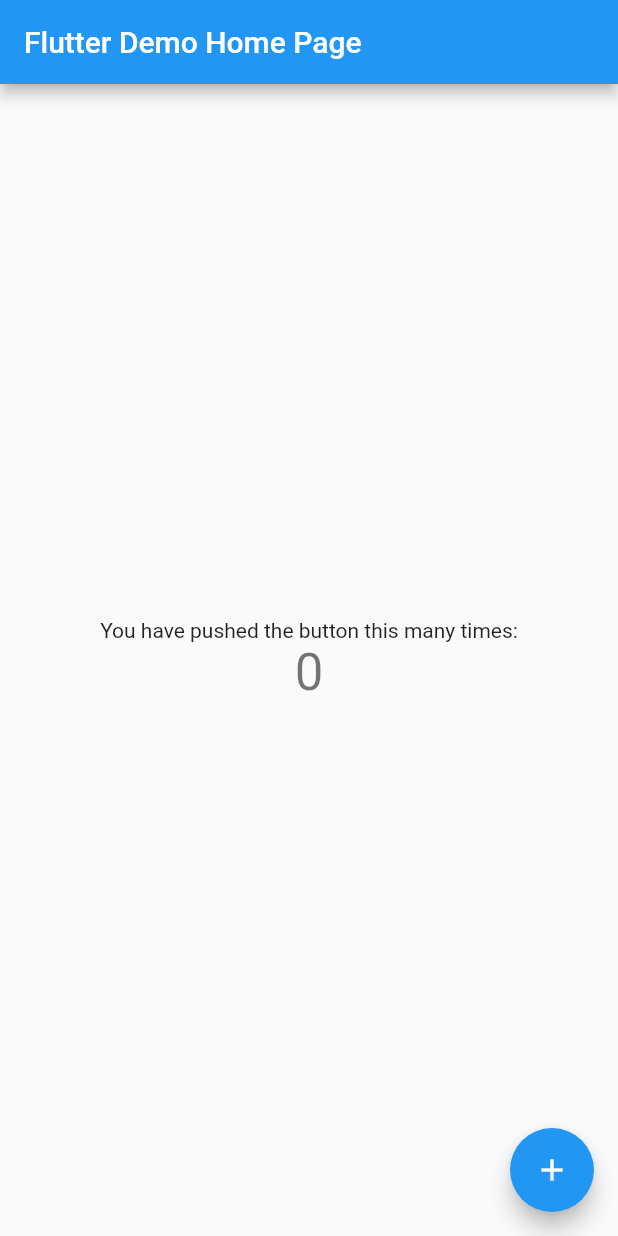
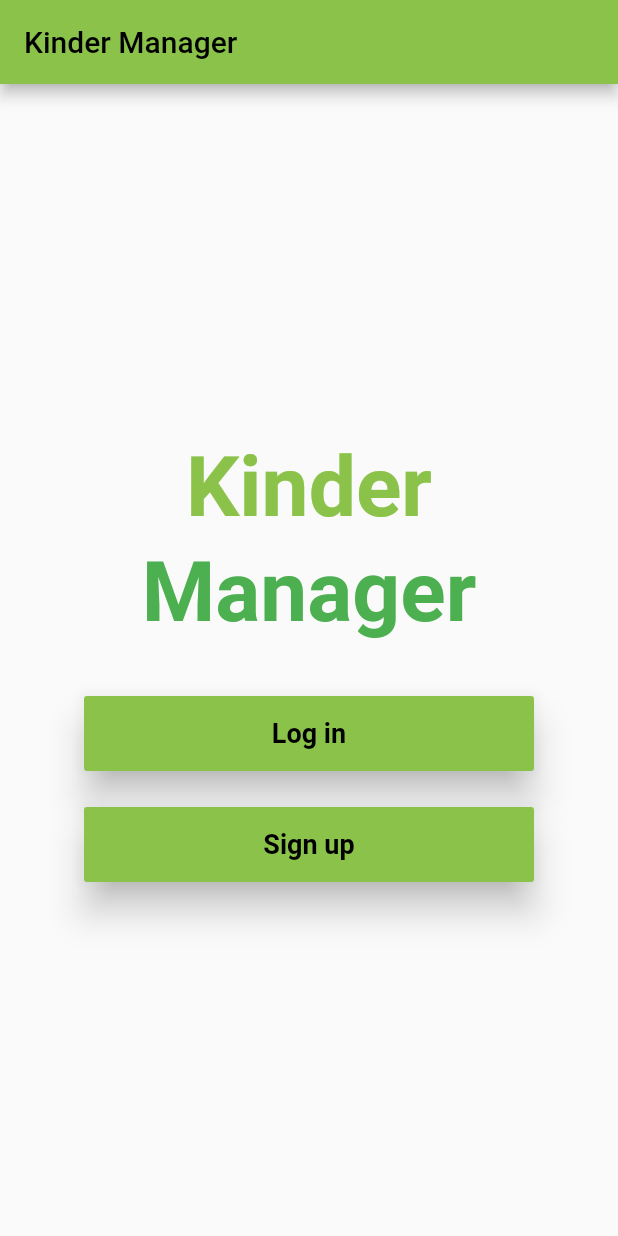
Before and after one commit to alvegs/kinder-manager, a Flutter app: the screen it shows after launch, on a phone screen of 412 x 824 dp. Run offline on Flutter 3.47's test engine with Material 2 defaults, Android fonts, the phone set to English and light mode, and no system bars.

Commit message:
Added landing page to the app

```diff
--- a/lib/application/landing_page.dart
+++ b/lib/application/landing_page.dart
@@ -0,0 +1,65 @@
+import 'package:flutter/material.dart';
+
+import '../common_widgets/custom_raised_button.dart';
+
+class LandingPage extends StatelessWidget {
+  const LandingPage({Key? key}) : super(key: key);
+
+  @override
+  Widget build(BuildContext context) {
+    return Scaffold(
+      appBar: AppBar(
+        title: const Text("Kinder Manager"),
+      ),
+      body: Padding(
+        padding: const EdgeInsets.all(56.0),
+        child: Column(
+          crossAxisAlignment: CrossAxisAlignment.stretch,
+          mainAxisAlignment: MainAxisAlignment.center,
+          children: [
+            const Text(
+              "Kinder",
+              textAlign: TextAlign.center,
+              style: TextStyle(
+                  fontSize: 56,
+                  fontWeight: FontWeight.bold,
+                  color: Colors.lightGreen),
+            ),
+            const SizedBox(height: 4),
+            const Text(
+              "Manager",
+              textAlign: TextAlign.center,
+              style: TextStyle(
+                  fontSize: 56,
+                  fontWeight: FontWeight.bold,
+                  color: Colors.green),
+            ),
+
+            /// todo make logo.
+
+            const SizedBox(
+              height: 36,
+            ),
+            CustomRaisedButton(
+                backgroundColor: Colors.lightGreen,
+                onPressed: () {},
+                child: const Text(
+                  "Log in",
+                  style: TextStyle(fontSize: 18, fontWeight: FontWeight.bold),
+                )),
+            const SizedBox(
+              height: 24,
+            ),
+            CustomRaisedButton(
+                onPressed: () {},
+                backgroundColor: Colors.lightGreen,
+                child: const Text(
+                  "Sign up",
+                  style: TextStyle(fontSize: 18, fontWeight: FontWeight.bold),
+                )),
+          ],
+        ),
+      ),
+    );
+  }
+}
--- a/lib/main.dart
+++ b/lib/main.dart
@@ -1,4 +1,5 @@
 import 'package:flutter/material.dart';
+import 'package:kindermanager/application/landing_page.dart';
 
 void main() {
   runApp(const MyApp());
@@ -22,9 +23,9 @@
         // or simply save your changes to "hot reload" in a Flutter IDE).
         // Notice that the counter didn't reset back to zero; the application
         // is not restarted.
-        primarySwatch: Colors.blue,
+        primarySwatch: Colors.lightGreen,
       ),
-      home: const MyHomePage(title: 'Flutter Demo Home Page'),
+      home: const LandingPage(),
     );
   }
 }
```
